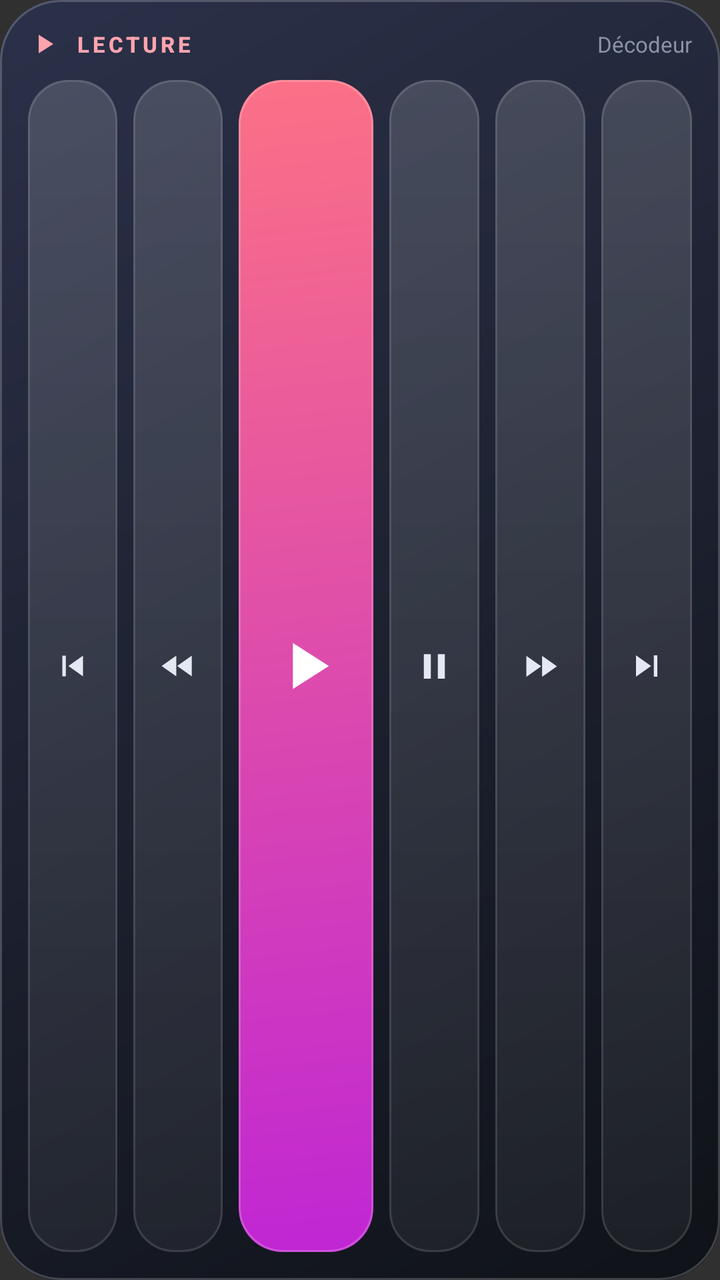
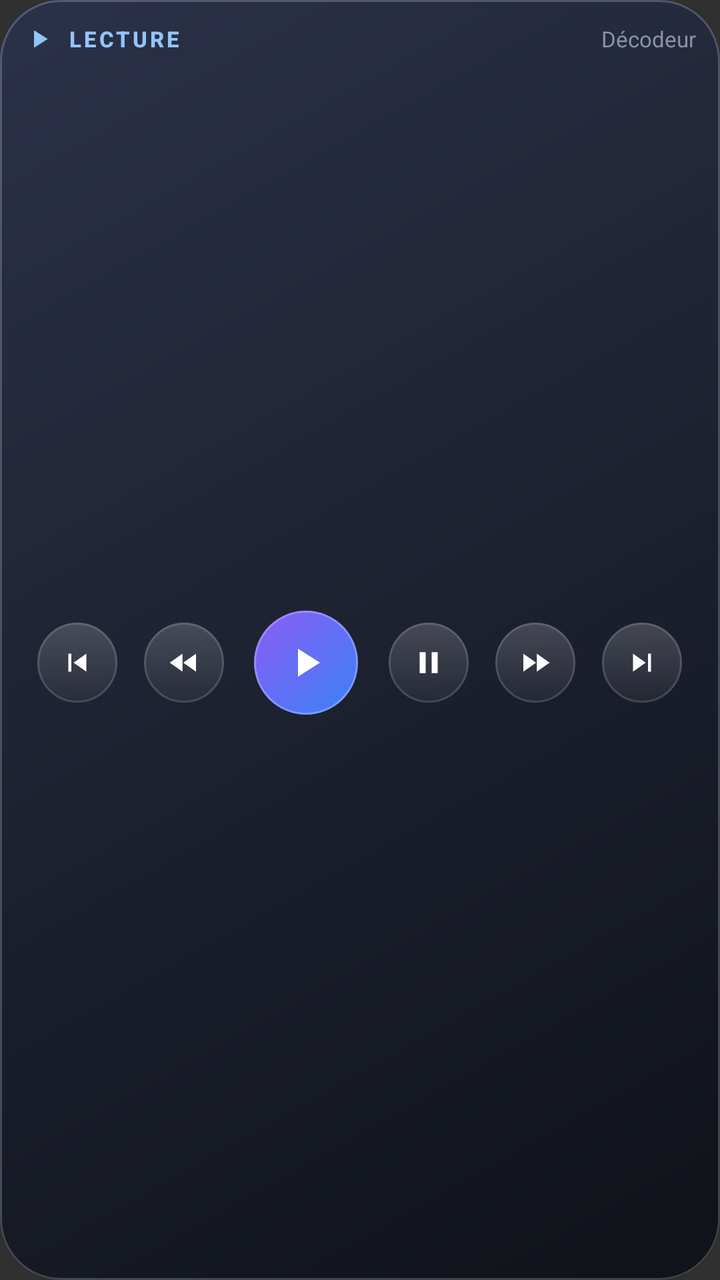

Two renders of the same Android screen: before a commit and after it. Below are the layout's source before the change and the commit's diff.
<!-- AndroidManifest.xml: application theme android:Theme.Material.NoActionBar -->
<!-- res/layout/dw_media.xml -->
<?xml version="1.0" encoding="utf-8"?>
<LinearLayout xmlns:android="http://schemas.android.com/apk/res/android"
    android:layout_width="match_parent"
    android:layout_height="match_parent"
    android:background="@drawable/dw_bg"
    android:orientation="vertical"
    android:padding="14dp">

    <LinearLayout
        android:layout_width="match_parent"
        android:layout_height="wrap_content"
        android:gravity="center_vertical"
        android:orientation="horizontal">

        <ImageView
            android:layout_width="16dp"
            android:layout_height="16dp"
            android:contentDescription="@null"
            android:src="@drawable/ic_play"
            android:tint="#FFFDA4AF" />

        <TextView
            android:layout_width="wrap_content"
            android:layout_height="wrap_content"
            android:layout_marginStart="8dp"
            android:fontFamily="sans-serif-medium"
            android:letterSpacing="0.14"
            android:text="@string/dw_media_title"
            android:textColor="#FFFDA4AF"
            android:textSize="11sp"
            android:textStyle="bold" />

        <TextView
            android:id="@+id/dw_media_status"
            android:layout_width="0dp"
            android:layout_height="wrap_content"
            android:layout_weight="1"
            android:ellipsize="end"
            android:fontFamily="sans-serif"
            android:gravity="end"
            android:singleLine="true"
            android:text="@string/dw_target_decoder"
            android:textColor="#FF8B93A7"
            android:textSize="11sp" />
    </LinearLayout>

    <LinearLayout
        android:layout_width="match_parent"
        android:layout_height="0dp"
        android:layout_weight="1"
        android:layout_marginTop="10dp"
        android:orientation="horizontal">
        <ImageView
            android:id="@+id/dw_media_prev"
            android:layout_width="0dp"
            android:layout_height="match_parent"
            android:layout_marginStart="0dp"
            android:layout_marginEnd="4dp"
            android:layout_weight="1"
            android:background="@drawable/dw_key"
            android:contentDescription="@string/dw_cd_prev"
            android:padding="12dp"
            android:scaleType="fitCenter"
            android:src="@drawable/ic_prev"
            android:tint="#FFE4E8F2" />
        <ImageView
            android:id="@+id/dw_media_rew"
            android:layout_width="0dp"
            android:layout_height="match_parent"
            android:layout_marginStart="4dp"
            android:layout_marginEnd="4dp"
            android:layout_weight="1"
            android:background="@drawable/dw_key"
            android:contentDescription="@string/dw_cd_rewind"
            android:padding="12dp"
            android:scaleType="fitCenter"
            android:src="@drawable/ic_rewind"
            android:tint="#FFE4E8F2" />
        <ImageView
            android:id="@+id/dw_media_play"
            android:layout_width="0dp"
            android:layout_height="match_parent"
            android:layout_marginStart="4dp"
            android:layout_marginEnd="4dp"
            android:layout_weight="1.5"
            android:background="@drawable/dw_acc_rose"
            android:contentDescription="@string/dw_cd_play"
            android:padding="14dp"
            android:scaleType="fitCenter"
            android:src="@drawable/ic_play"
            android:tint="#FFFFFFFF" />
        <ImageView
            android:id="@+id/dw_media_pause"
            android:layout_width="0dp"
            android:layout_height="match_parent"
            android:layout_marginStart="4dp"
            android:layout_marginEnd="4dp"
            android:layout_weight="1"
            android:background="@drawable/dw_key"
            android:contentDescription="@string/dw_cd_pause"
            android:padding="12dp"
            android:scaleType="fitCenter"
            android:src="@drawable/ic_pause"
            android:tint="#FFE4E8F2" />
        <ImageView
            android:id="@+id/dw_media_fwd"
            android:layout_width="0dp"
            android:layout_height="match_parent"
            android:layout_marginStart="4dp"
            android:layout_marginEnd="4dp"
            android:layout_weight="1"
            android:background="@drawable/dw_key"
            android:contentDescription="@string/dw_cd_forward"
            android:padding="12dp"
            android:scaleType="fitCenter"
            android:src="@drawable/ic_forward"
            android:tint="#FFE4E8F2" />
        <ImageView
            android:id="@+id/dw_media_next"
            android:layout_width="0dp"
            android:layout_height="match_parent"
            android:layout_marginStart="4dp"
            android:layout_marginEnd="0dp"
            android:layout_weight="1"
            android:background="@drawable/dw_key"
            android:contentDescription="@string/dw_cd_next"
            android:padding="12dp"
            android:scaleType="fitCenter"
            android:src="@drawable/ic_next"
            android:tint="#FFE4E8F2" />
    </LinearLayout>
</LinearLayout>
<!-- resources referenced by this layout -->
<resources>
  <!-- drawable dw_acc_rose (drawable) -->
  <?xml version="1.0" encoding="utf-8"?>
  <ripple xmlns:android="http://schemas.android.com/apk/res/android" android:color="#55FFFFFF">
      <item>
          <layer-list>
              <item>
                  <shape android:shape="rectangle">
                      <gradient android:angle="315" android:startColor="#FFFB7185" android:endColor="#FFC026D3" />
                      <corners android:radius="22dp" />
                  </shape>
              </item>
              <item>
                  <shape android:shape="rectangle">
                      <stroke android:width="1dp" android:color="#33FFFFFF" />
                      <corners android:radius="22dp" />
                  </shape>
              </item>
          </layer-list>
      </item>
  </ripple>
  <!-- drawable dw_key (drawable) -->
  <?xml version="1.0" encoding="utf-8"?>
  <ripple xmlns:android="http://schemas.android.com/apk/res/android" android:color="#40FFFFFF">
      <item>
          <layer-list>
              <item>
                  <shape android:shape="rectangle">
                      <gradient android:angle="270" android:startColor="#26FFFFFF" android:endColor="#0DFFFFFF" />
                      <corners android:radius="20dp" />
                  </shape>
              </item>
              <item>
                  <shape android:shape="rectangle">
                      <stroke android:width="1dp" android:color="#1FFFFFFF" />
                      <corners android:radius="20dp" />
                  </shape>
              </item>
          </layer-list>
      </item>
  </ripple>
  <!-- drawable ic_forward (drawable) -->
  <?xml version="1.0" encoding="utf-8"?>
  <vector xmlns:android="http://schemas.android.com/apk/res/android"
      android:width="24dp"
      android:height="24dp"
      android:viewportWidth="24"
      android:viewportHeight="24">
      <path
          android:fillColor="#FFFFFFFF"
          android:pathData="M4,18l8.5,-6L4,6v12z M13,6v12l8.5,-6L13,6z" />
  </vector>
  <!-- drawable ic_next (drawable) -->
  <?xml version="1.0" encoding="utf-8"?>
  <vector xmlns:android="http://schemas.android.com/apk/res/android"
      android:width="24dp"
      android:height="24dp"
      android:viewportWidth="24"
      android:viewportHeight="24">
      <path
          android:fillColor="#FFFFFFFF"
          android:pathData="M6,18l8.5,-6L6,6v12z M16,6v12h2V6h-2z" />
  </vector>
  <!-- drawable ic_pause (drawable) -->
  <?xml version="1.0" encoding="utf-8"?>
  <vector xmlns:android="http://schemas.android.com/apk/res/android"
      android:width="24dp"
      android:height="24dp"
      android:viewportWidth="24"
      android:viewportHeight="24">
      <path
          android:fillColor="#FFFFFFFF"
          android:pathData="M6,19h4V5H6v14z M14,5v14h4V5h-4z" />
  </vector>
  <!-- drawable ic_play (drawable) -->
  <?xml version="1.0" encoding="utf-8"?>
  <vector xmlns:android="http://schemas.android.com/apk/res/android"
      android:width="24dp"
      android:height="24dp"
      android:viewportWidth="24"
      android:viewportHeight="24">
      <path
          android:fillColor="#FFFFFFFF"
          android:pathData="M8,5v14l11,-7z" />
  </vector>
  <!-- drawable ic_prev (drawable) -->
  <?xml version="1.0" encoding="utf-8"?>
  <vector xmlns:android="http://schemas.android.com/apk/res/android"
      android:width="24dp"
      android:height="24dp"
      android:viewportWidth="24"
      android:viewportHeight="24">
      <path
          android:fillColor="#FFFFFFFF"
          android:pathData="M6,6h2v12H6z M9.5,12l8.5,6V6z" />
  </vector>
  <string name="dw_cd_forward">Avance rapide</string>
  <string name="dw_cd_next">Suivant</string>
  <string name="dw_cd_pause">Pause</string>
  <string name="dw_cd_play">Lecture</string>
  <string name="dw_cd_prev">Précédent</string>
  <string name="dw_cd_rewind">Retour rapide</string>
  <string name="dw_media_title">LECTURE</string>
  <string name="dw_target_decoder">Décodeur</string>
  <!-- unchanged entries left out for length: 2 -->
</resources>

<!-- the commit's change to res/layout/dw_media.xml (unified diff, before → after) -->
@@ -3,8 +3,9 @@
     android:layout_width="match_parent"
     android:layout_height="match_parent"
     android:background="@drawable/dw_bg"
+    android:gravity="center"
     android:orientation="vertical"
-    android:padding="14dp">
+    android:padding="12dp">
 
     <LinearLayout
         android:layout_width="match_parent"
@@ -13,20 +14,22 @@
         android:orientation="horizontal">
 
         <ImageView
-            android:layout_width="16dp"
-            android:layout_height="16dp"
+            android:layout_width="15dp"
+            android:layout_height="15dp"
             android:contentDescription="@null"
             android:src="@drawable/ic_play"
-            android:tint="#FFFDA4AF" />
+            android:tint="#FF93C5FD" />
 
         <TextView
             android:layout_width="wrap_content"
             android:layout_height="wrap_content"
-            android:layout_marginStart="8dp"
+            android:layout_marginStart="7dp"
+            android:ellipsize="end"
             android:fontFamily="sans-serif-medium"
-            android:letterSpacing="0.14"
+            android:letterSpacing="0.12"
+            android:singleLine="true"
             android:text="@string/dw_media_title"
-            android:textColor="#FFFDA4AF"
+            android:textColor="#FF93C5FD"
             android:textSize="11sp"
             android:textStyle="bold" />
 
@@ -35,6 +38,7 @@
             android:layout_width="0dp"
             android:layout_height="wrap_content"
             android:layout_weight="1"
+            android:layout_marginStart="8dp"
             android:ellipsize="end"
             android:fontFamily="sans-serif"
             android:gravity="end"
@@ -48,85 +52,118 @@
         android:layout_width="match_parent"
         android:layout_height="0dp"
         android:layout_weight="1"
-        android:layout_marginTop="10dp"
+        android:layout_marginTop="8dp"
+        android:gravity="center"
         android:orientation="horizontal">
-        <ImageView
-            android:id="@+id/dw_media_prev"
+
+        <LinearLayout
             android:layout_width="0dp"
             android:layout_height="match_parent"
-            android:layout_marginStart="0dp"
-            android:layout_marginEnd="4dp"
             android:layout_weight="1"
-            android:background="@drawable/dw_key"
-            android:contentDescription="@string/dw_cd_prev"
-            android:padding="12dp"
-            android:scaleType="fitCenter"
-            android:src="@drawable/ic_prev"
-            android:tint="#FFE4E8F2" />
-        <ImageView
-            android:id="@+id/dw_media_rew"
+            android:gravity="center"
+            android:orientation="vertical">
+            <ImageView
+                android:id="@+id/dw_media_prev"
+                android:layout_width="40dp"
+                android:layout_height="40dp"
+                android:background="@drawable/dw_round_idle"
+                android:contentDescription="@string/dw_cd_prev"
+                android:padding="11dp"
+                android:scaleType="fitCenter"
+                android:src="@drawable/ic_prev"
+                android:tint="#FFFFFFFF" />
+        </LinearLayout>
+
+        <LinearLayout
             android:layout_width="0dp"
             android:layout_height="match_parent"
-            android:layout_marginStart="4dp"
-            android:layout_marginEnd="4dp"
             android:layout_weight="1"
-            android:background="@drawable/dw_key"
-            android:contentDescription="@string/dw_cd_rewind"
-            android:padding="12dp"
-            android:scaleType="fitCenter"
-            android:src="@drawable/ic_rewind"
-            android:tint="#FFE4E8F2" />
-        <ImageView
-            android:id="@+id/dw_media_play"
+            android:gravity="center"
+            android:orientation="vertical">
+            <ImageView
+                android:id="@+id/dw_media_rew"
+                android:layout_width="40dp"
+                android:layout_height="40dp"
+                android:background="@drawable/dw_round_idle"
+                android:contentDescription="@string/dw_cd_rewind"
+                android:padding="11dp"
+                android:scaleType="fitCenter"
+                android:src="@drawable/ic_rewind"
+                android:tint="#FFFFFFFF" />
+        </LinearLayout>
+
+        <LinearLayout
             android:layout_width="0dp"
             android:layout_height="match_parent"
-            android:layout_marginStart="4dp"
-            android:layout_marginEnd="4dp"
-            android:layout_weight="1.5"
-            android:background="@drawable/dw_acc_rose"
-            android:contentDescription="@string/dw_cd_play"
-            android:padding="14dp"
-            android:scaleType="fitCenter"
-            android:src="@drawable/ic_play"
-            android:tint="#FFFFFFFF" />
-        <ImageView
-            android:id="@+id/dw_media_pause"
+            android:layout_weight="1.3"
+            android:gravity="center"
+            android:orientation="vertical">
+            <ImageView
+                android:id="@+id/dw_media_play"
+                android:layout_width="52dp"
+                android:layout_height="52dp"
+                android:background="@drawable/dw_round_remote"
+                android:contentDescription="@string/dw_cd_play"
+                android:padding="14dp"
+                android:scaleType="fitCenter"
+                android:src="@drawable/ic_play"
+                android:tint="#FFFFFFFF" />
+        </LinearLayout>
+
+        <LinearLayout
             android:layout_width="0dp"
             android:layout_height="match_parent"
-            android:layout_marginStart="4dp"
-            android:layout_marginEnd="4dp"
             android:layout_weight="1"
-            android:background="@drawable/dw_key"
-            android:contentDescription="@string/dw_cd_pause"
-            android:padding="12dp"
-            android:scaleType="fitCenter"
-            android:src="@drawable/ic_pause"
-            android:tint="#FFE4E8F2" />
-        <ImageView
-            android:id="@+id/dw_media_fwd"
+            android:gravity="center"
+            android:orientation="vertical">
+            <ImageView
+                android:id="@+id/dw_media_pause"
+                android:layout_width="40dp"
+                android:layout_height="40dp"
+                android:background="@drawable/dw_round_idle"
+                android:contentDescription="@string/dw_cd_pause"
+                android:padding="11dp"
+                android:scaleType="fitCenter"
+                android:src="@drawable/ic_pause"
+                android:tint="#FFFFFFFF" />
+        </LinearLayout>
+
+        <LinearLayout
             android:layout_width="0dp"
             android:layout_height="match_parent"
-            android:layout_marginStart="4dp"
-            android:layout_marginEnd="4dp"
             android:layout_weight="1"
-            android:background="@drawable/dw_key"
-            android:contentDescription="@string/dw_cd_forward"
-            android:padding="12dp"
-            android:scaleType="fitCenter"
-            android:src="@drawable/ic_forward"
-            android:tint="#FFE4E8F2" />
-        <ImageView
-            android:id="@+id/dw_media_next"
+            android:gravity="center"
+            android:orientation="vertical">
+            <ImageView
+                android:id="@+id/dw_media_fwd"
+                android:layout_width="40dp"
+                android:layout_height="40dp"
+                android:background="@drawable/dw_round_idle"
+                android:contentDescription="@string/dw_cd_forward"
+                android:padding="11dp"
+                android:scaleType="fitCenter"
+                android:src="@drawable/ic_forward"
+                android:tint="#FFFFFFFF" />
+        </LinearLayout>
+
+        <LinearLayout
             android:layout_width="0dp"
             android:layout_height="match_parent"
-            android:layout_marginStart="4dp"
-            android:layout_marginEnd="0dp"
             android:layout_weight="1"
-            android:background="@drawable/dw_key"
-            android:contentDescription="@string/dw_cd_next"
-            android:padding="12dp"
-            android:scaleType="fitCenter"
-            android:src="@drawable/ic_next"
-            android:tint="#FFE4E8F2" />
+            android:gravity="center"
+            android:orientation="vertical">
+            <ImageView
+                android:id="@+id/dw_media_next"
+                android:layout_width="40dp"
+                android:layout_height="40dp"
+                android:background="@drawable/dw_round_idle"
+                android:contentDescription="@string/dw_cd_next"
+                android:padding="11dp"
+                android:scaleType="fitCenter"
+                android:src="@drawable/ic_next"
+                android:tint="#FFFFFFFF" />
+        </LinearLayout>
+
     </LinearLayout>
+
 </LinearLayout>
<!-- resource entries referenced after the edit -->
@@ -1,40 +1,36 @@
 <!-- resources referenced by this layout -->
 <resources>
-  <!-- drawable dw_acc_rose (drawable) -->
+  <!-- drawable dw_round_idle (drawable) -->
+  <?xml version="1.0" encoding="utf-8"?>
+  <ripple xmlns:android="http://schemas.android.com/apk/res/android" android:color="#40FFFFFF">
+      <item>
+          <layer-list>
+              <item>
+                  <shape android:shape="oval">
+                      <gradient android:angle="270" android:startColor="#2EFFFFFF" android:endColor="#0AFFFFFF" />
+                  </shape>
+              </item>
+              <item>
+                  <shape android:shape="oval">
+                      <stroke android:width="1dp" android:color="#24FFFFFF" />
+                  </shape>
+              </item>
+          </layer-list>
+      </item>
+  </ripple>
+  <!-- drawable dw_round_remote (drawable) -->
   <?xml version="1.0" encoding="utf-8"?>
   <ripple xmlns:android="http://schemas.android.com/apk/res/android" android:color="#55FFFFFF">
       <item>
           <layer-list>
               <item>
-                  <shape android:shape="rectangle">
-                      <gradient android:angle="315" android:startColor="#FFFB7185" android:endColor="#FFC026D3" />
-                      <corners android:radius="22dp" />
+                  <shape android:shape="oval">
+                      <gradient android:angle="315" android:startColor="#FF8B5CF6" android:endColor="#FF3B82F6" />
                   </shape>
               </item>
               <item>
-                  <shape android:shape="rectangle">
-                      <stroke android:width="1dp" android:color="#33FFFFFF" />
-                      <corners android:radius="22dp" />
-                  </shape>
-              </item>
-          </layer-list>
-      </item>
-  </ripple>
-  <!-- drawable dw_key (drawable) -->
-  <?xml version="1.0" encoding="utf-8"?>
-  <ripple xmlns:android="http://schemas.android.com/apk/res/android" android:color="#40FFFFFF">
-      <item>
-          <layer-list>
-              <item>
-                  <shape android:shape="rectangle">
-                      <gradient android:angle="270" android:startColor="#26FFFFFF" android:endColor="#0DFFFFFF" />
-                      <corners android:radius="20dp" />
-                  </shape>
-              </item>
-              <item>
-                  <shape android:shape="rectangle">
-                      <stroke android:width="1dp" android:color="#1FFFFFFF" />
-                      <corners android:radius="20dp" />
+                  <shape android:shape="oval">
+                      <stroke android:width="1dp" android:color="#40FFFFFF" />
                   </shape>
               </item>
           </layer-list>
